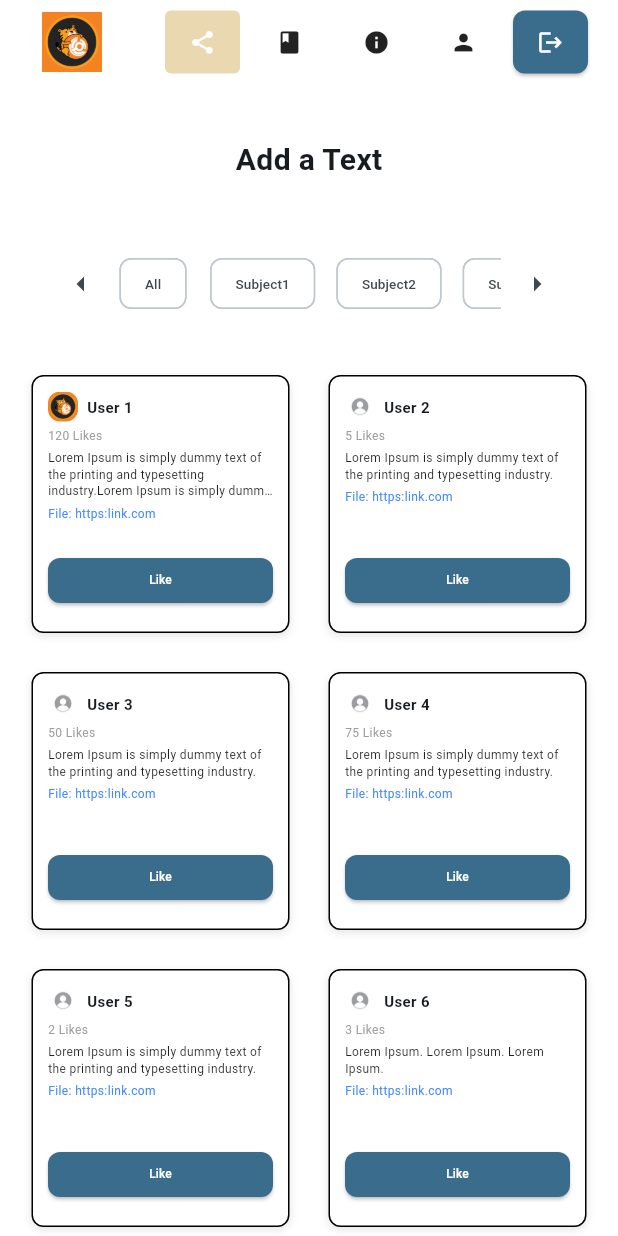
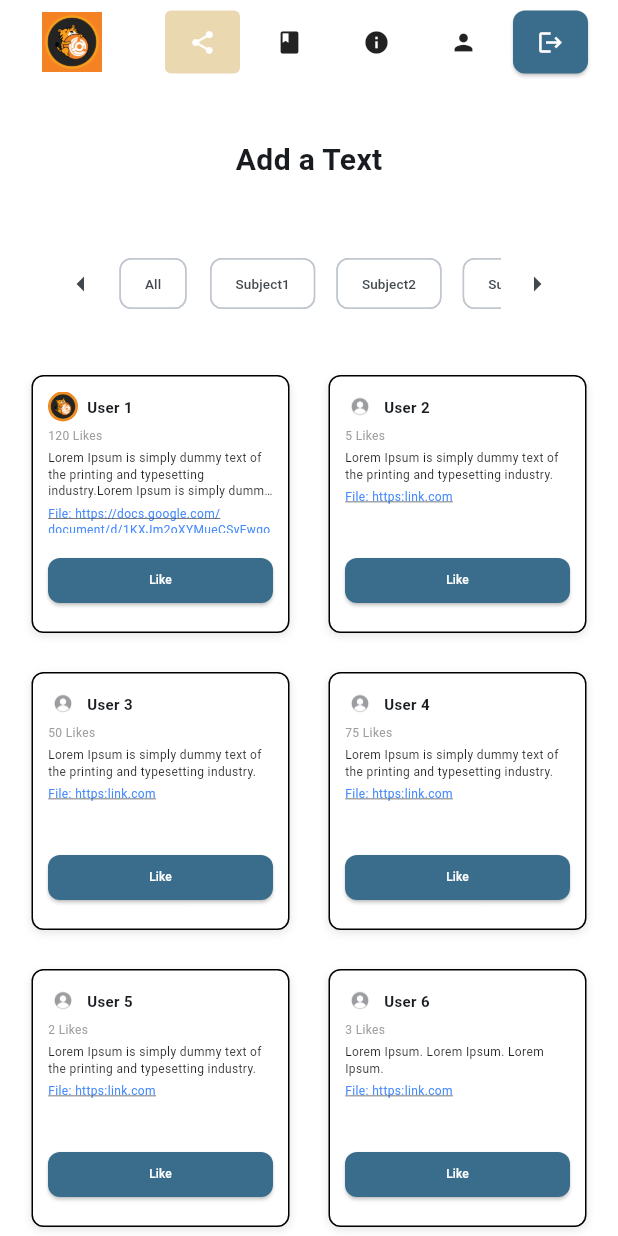
Before and after one commit to jayn95/Calib, a Flutter app: the screen it shows after launch, on a phone screen of 412 x 824 dp. Run offline on Flutter 3.47's test engine with Material 3 defaults, Android fonts, the phone set to English and light mode, and no system bars.

Commit message:
added changes sa file link

```diff
--- a/lib/screens/custom_card.dart
+++ b/lib/screens/custom_card.dart
@@ -1,4 +1,5 @@
 import 'package:flutter/material.dart';
+import 'package:url_launcher/url_launcher.dart';
 
 class CustomCard extends StatefulWidget {
   final String name;
@@ -97,7 +98,7 @@ class _CustomCardState extends State<CustomCard> {
           Row(
             children: [
               ClipRRect(
-                borderRadius: BorderRadius.circular(8),
+                borderRadius: BorderRadius.circular(15),
                 child: Image.asset(
                   widget.imagePath, // Path to the image asset
                   width: imageSize,
@@ -168,11 +169,26 @@ class _CustomCardState extends State<CustomCard> {
                   SizedBox(height: screenWidth > 800 ? 8 : 4),
 
                   // File reference
-                  Text(
-                    'File: ${widget.file}',
-                    style: TextStyle(
-                      fontSize: fontSizeFile,
-                      color: Colors.blueAccent,
+                  InkWell(
+                    onTap: () async {
+                      final Uri url = Uri.parse(widget.file);
+                      if (await canLaunchUrl(url)) {
+                        await launchUrl(url,
+                            mode: LaunchMode.externalApplication);
+                      } else {
+                        ScaffoldMessenger.of(context).showSnackBar(
+                          SnackBar(
+                              content: Text('Could not launch ${widget.file}')),
+                        );
+                      }
+                    },
+                    child: Text(
+                      'File: ${widget.file}',
+                      style: TextStyle(
+                        fontSize: fontSizeFile,
+                        color: Colors.blueAccent,
+                        decoration: TextDecoration.underline,
+                      ),
                     ),
                   ),
                 ],
--- a/lib/screens/data.dart
+++ b/lib/screens/data.dart
@@ -41,7 +41,8 @@ final List<Map<String, dynamic>> userBoxes = [
     'likes': 120,
     'description':
         'Lorem Ipsum is simply dummy text of the printing and typesetting industry.Lorem Ipsum is simply dummy text of the printing and typesetting industry.',
-    'file': 'https:link.com',
+    'file':
+        'https://docs.google.com/document/d/1KXJm2oXYMueCSyFwgopbHKCpjOyuJECiccoJ3-roa2s/edit?usp=sharing',
     'category': 'Subject1'
   },
   {
--- a/pubspec.yaml
+++ b/pubspec.yaml
@@ -34,9 +34,7 @@ dependencies:
   google_fonts: ^6.1.0
   font_awesome_flutter: ^10.8.0
   file_picker: ^5.5.0
-
-
-
+  url_launcher: ^6.1.8
 
   # The following adds the Cupertino Icons font to your application.
   # Use with the CupertinoIcons class for iOS style icons.
```
Also changed, not shown: pubspec.lock, 5 other files.
